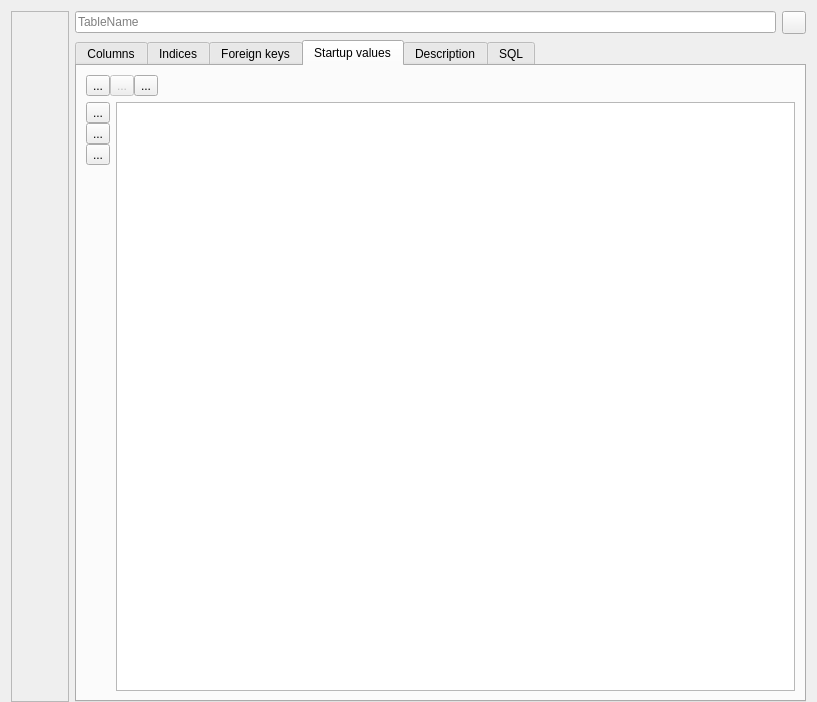
Before: the Qt Designer form src/gui/NewTableForm.ui in fritzone/ddm, drawn with Qt 5.
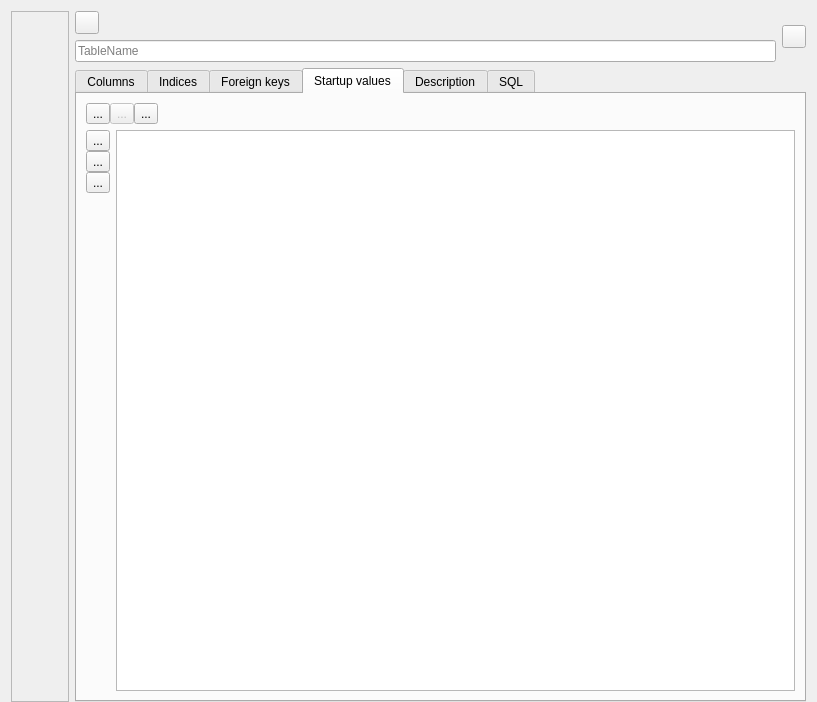
After: the same form once the commit is applied. The open tabs and pages were chosen to show the change. Icons and pictures are not drawn.

Commit message: more fixes for creating table in DB, also started new toolbar for connection dock window

```diff
--- a/src/gui/NewTableForm.ui
+++ b/src/gui/NewTableForm.ui
@@ -118,11 +118,35 @@
       <item>
        <layout class="QHBoxLayout" name="horizontalLayout_17">
         <item>
-         <widget class="QLineEdit" name="txtTableName">
-          <property name="placeholderText">
-           <string>TableName</string>
-          </property>
-         </widget>
+         <layout class="QVBoxLayout" name="verticalLayout_21">
+          <item>
+           <widget class="QToolButton" name="btnCreateTableInDb">
+            <property name="toolTip">
+             <string>Create the table</string>
+            </property>
+            <property name="statusTip">
+             <string>Create the table</string>
+            </property>
+            <property name="whatsThis">
+             <string>Create the table</string>
+            </property>
+            <property name="text">
+             <string/>
+            </property>
+            <property name="icon">
+             <iconset resource="../dbm.qrc">
+              <normaloff>:/images/actions/images/actions/deploy.png</normaloff>:/images/actions/images/actions/deploy.png</iconset>
+            </property>
+           </widget>
+          </item>
+          <item>
+           <widget class="QLineEdit" name="txtTableName">
+            <property name="placeholderText">
+             <string>TableName</string>
+            </property>
+           </widget>
+          </item>
+         </layout>
         </item>
         <item>
          <widget class="QToolButton" name="btnInstantiate">
```
Left out of the diff: 37 changed lines with no effect on the pictures. The commit also changes 6 other files.
